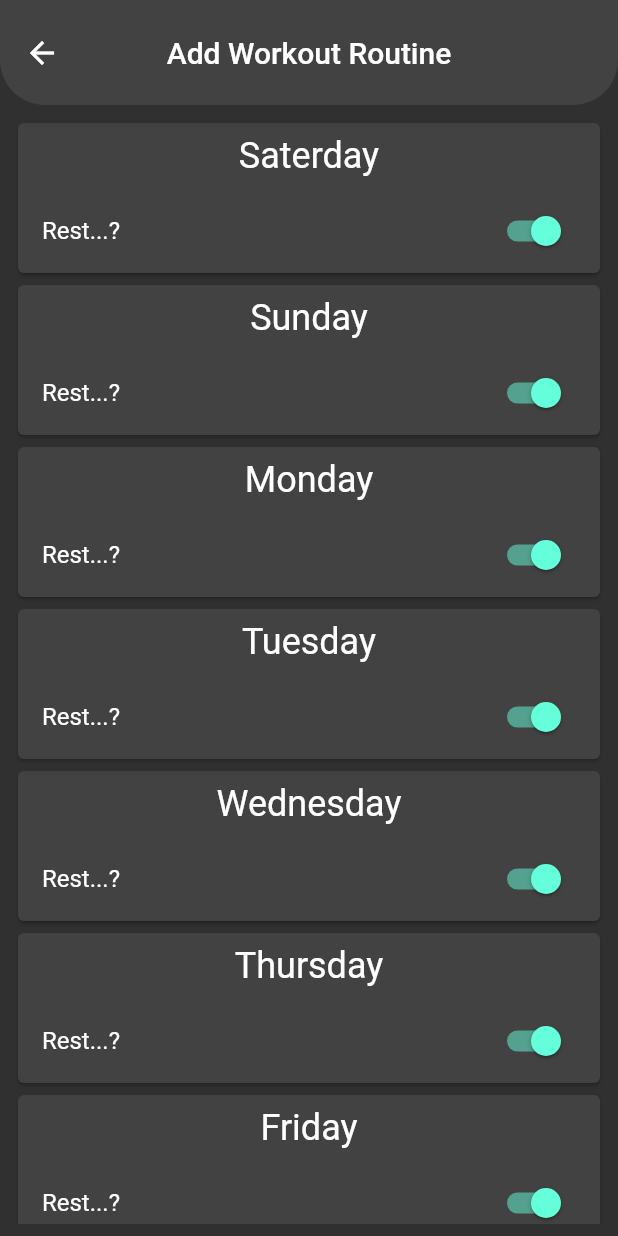
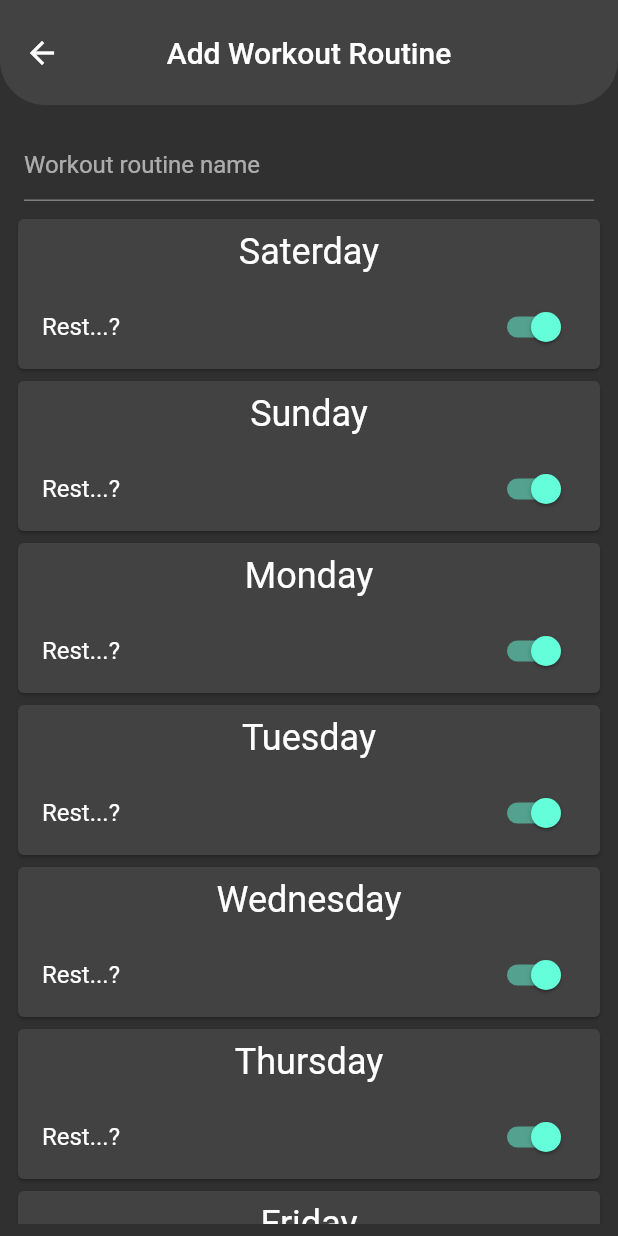
Before and after one commit to abdelazizrashed/Workout-Routine, a Flutter app: the screen it shows after launch, after a tap on the "add" icon, on a phone screen of 412 x 824 dp. Run offline on Flutter 3.47's test engine with Material 2 defaults, Android fonts, the light colour scheme and no system bars; our stand-ins replace bloc, equatable, file_picker, flutter_bloc; missing offline and left inert: localstore.

Commit message:
Add data retrieval functionality remain ui

```diff
--- a/lib/features/workout_routine/bloc/routine/routine_bloc.dart
+++ b/lib/features/workout_routine/bloc/routine/routine_bloc.dart
@@ -13,10 +13,8 @@ class RoutineBloc extends Bloc<RoutineEvent, RoutineState> {
   late RoutineServices routineServices;
   RoutineBloc() : super(RoutineIdle()) {
     routineServices = RoutineServices();
-    // on<RoutineEvent>((event, emit) {
-    //   // TODO: implement event handler
-    // });
     on<SaveRoutineInLocalDBEvent>(_onSaveRoutineInLocalDBEvent);
+    on<GetRoutinesFromLocalDB>(_onGetRoutinesFromLocalDB);
   }
 
   FutureOr<void> _onSaveRoutineInLocalDBEvent(
@@ -24,7 +22,14 @@ class RoutineBloc extends Bloc<RoutineEvent, RoutineState> {
     Emitter<RoutineState> emit,
   ) async {
     emit(RoutineLoading());
-    await routineServices.saveRoutineInLocalDB(event.routine);
-    emit(const RoutineSetSuccess());
+    var routines = await routineServices.saveRoutineInLocalDB(event.routine);
+    emit(RoutinesLoaded(routines));
+  }
+
+  Future<FutureOr<void>> _onGetRoutinesFromLocalDB(
+      GetRoutinesFromLocalDB event, Emitter<RoutineState> emit) async {
+    emit(RoutineLoading());
+    var routines = await routineServices.getRoutines();
+    emit(RoutinesLoaded(routines));
   }
 }
--- a/lib/features/workout_routine/bloc/routine/routine_event.dart
+++ b/lib/features/workout_routine/bloc/routine/routine_event.dart
@@ -16,3 +16,10 @@ class SaveRoutineInLocalDBEvent extends RoutineEvent {
   @override
   List<Object?> get props => [routine];
 }
+
+class GetRoutinesFromLocalDB extends RoutineEvent {
+  const GetRoutinesFromLocalDB();
+
+  @override
+  List<Object?> get props => [];
+}
--- a/lib/features/workout_routine/bloc/routine/routine_state.dart
+++ b/lib/features/workout_routine/bloc/routine/routine_state.dart
@@ -14,15 +14,15 @@ class RoutineIdle extends RoutineState {}
 
 class RoutineFailure extends RoutineState {}
 
-class RoutineSetSuccess extends RoutineState {
-  const RoutineSetSuccess();
-  @override
-  List<Object> get props => [];
-}
+// class RoutineSetSuccess extends RoutineState {
+//   const RoutineSetSuccess();
+//   @override
+//   List<Object> get props => [];
+// }
 
-class RoutineGetSuccess extends RoutineState {
+class RoutinesLoaded extends RoutineState {
   final List<RoutineModel> routines;
-  const RoutineGetSuccess(this.routines);
+  const RoutinesLoaded(this.routines);
   @override
   List<Object> get props => [routines];
 }
--- a/lib/features/workout_routine/models/routine_model.dart
+++ b/lib/features/workout_routine/models/routine_model.dart
@@ -2,6 +2,7 @@ import 'package:workout_routine/features/workout_routine/models/models.dart';
 
 class RoutineModel {
   final String name;
+  final String id;
   final DayModel sat;
   final DayModel sun;
   final DayModel mon;
@@ -10,27 +11,29 @@ class RoutineModel {
   final DayModel thu;
   final DayModel fri;
 
-  RoutineModel(
-    this.name,
-    this.sat,
-    this.sun,
-    this.mon,
-    this.tue,
-    this.wed,
-    this.thu,
-    this.fri,
-  );
+  RoutineModel({
+    required this.name,
+    required this.sat,
+    required this.sun,
+    required this.mon,
+    required this.tue,
+    required this.wed,
+    required this.thu,
+    required this.fri,
+    this.id = "",
+  });
 
   static RoutineModel fromJson(Map<String, dynamic> json) {
     return RoutineModel(
-      json["name"],
-      json["sat"],
-      json["sun"],
-      json["mon"],
-      json["tue"],
-      json["wed"],
-      json["thu"],
-      json["fri"],
+      name: json["name"],
+      sat: DayModel.fromJson(json["sat"]),
+      sun: DayModel.fromJson(json["sun"]),
+      mon: DayModel.fromJson(json["mon"]),
+      tue: DayModel.fromJson(json["tue"]),
+      wed: DayModel.fromJson(json["wed"]),
+      thu: DayModel.fromJson(json["thu"]),
+      fri: DayModel.fromJson(json["fri"]),
+      id: json["id"],
     );
   }
 
--- a/lib/features/workout_routine/services/routine_services.dart
+++ b/lib/features/workout_routine/services/routine_services.dart
@@ -4,12 +4,28 @@ import 'package:workout_routine/features/workout_routine/models/models.dart';
 class RoutineServices {
   final db = Localstore.instance;
 
-  Future<void> saveRoutineInLocalDB(RoutineModel routine) async {
+  Future<List<RoutineModel>> saveRoutineInLocalDB(RoutineModel routine) async {
     var json = routine.toJson();
 
     //Getnew id
     final id = db.collection('Routines').doc().id;
     // save the item
     await db.collection('Routines').doc(id).set(json);
+    return await getRoutines();
+  }
+
+  Future<List<RoutineModel>> getRoutines() async {
+    final db = Localstore.instance;
+    var routinesJson = await db.collection('Routines').get();
+    List<RoutineModel> routines = [];
+    routinesJson?.forEach(
+      (key, value) {
+        var id = key.replaceAll("\\Routines\\", "");
+        value["id"] = id;
+        routines.add(RoutineModel.fromJson(value));
+      },
+    );
+    routines.sort(((a, b) => a.name.compareTo(b.name)));
+    return routines;
   }
 }
--- a/lib/features/workout_routine/ui/pages/add_routine_page.dart
+++ b/lib/features/workout_routine/ui/pages/add_routine_page.dart
@@ -1,6 +1,9 @@
 import 'package:flutter/material.dart';
-import 'package:workout_routine/features/workout_routine/models/day_card_controller.dart';
+import 'package:flutter_bloc/flutter_bloc.dart';
+import 'package:workout_routine/features/workout_routine/models/models.dart';
 import 'package:workout_routine/features/workout_routine/ui/widgets/widgets.dart';
+
+import '../../bloc/blocs.dart';
 
 class AddRoutinePage extends StatefulWidget {
   const AddRoutinePage({Key? key}) : super(key: key);
@@ -16,6 +19,7 @@ class _AddRoutinePageState extends State<AddRoutinePage>
     super.initState();
   }
 
+  TextEditingController nameController = TextEditingController();
   DayCardController satController = DayCardController();
   DayCardController sunController = DayCardController();
   DayCardController monController = DayCardController();
@@ -38,10 +42,31 @@ class _AddRoutinePageState extends State<AddRoutinePage>
         elevation: 0,
         title: const Text("Add Workout Routine"),
       ),
-      body: Padding(
+      body: BlocConsumer<RoutineBloc, RoutineState>(
+        listener: ((context, state) {
+          if (state is RoutinesLoaded) {
+            Navigator.of(context).pop();
+          }
+        }),
+        builder: (context, state) {
+          if (state is RoutineLoading) {
+            return const Center(
+              child: CircularProgressIndicator(),
+            );
+          }
+          return Padding(
             padding: const EdgeInsets.all(8.0),
             child: ListView(
               children: [
+                Padding(
+                  padding: const EdgeInsets.all(8.0),
+                  child: TextField(
+                    controller: nameController,
+                    decoration: const InputDecoration(
+                      hintText: "Workout routine name",
+                    ),
+                  ),
+                ),
                 DayCard(dayCardController: satController, day: "Saterday"),
                 DayCard(dayCardController: sunController, day: "Sunday"),
                 DayCard(dayCardController: monController, day: "Monday"),
@@ -53,13 +78,27 @@ class _AddRoutinePageState extends State<AddRoutinePage>
                   padding: const EdgeInsets.all(20),
                   child: OutlinedButton(
                     onPressed: () {
-                  //TODO: TRIGGER SAVE  EVENT HERE
+                      var routine = RoutineModel(
+                        name:nameController.text,
+                        sat:satController.toDayModel(),
+                        sun:sunController.toDayModel(),
+                        mon:monController.toDayModel(),
+                        tue:tueController.toDayModel(),
+                        wed:wedController.toDayModel(),
+                        thu:thuController.toDayModel(),
+                        fri:friController.toDayModel(),
+                      );
+                      BlocProvider.of<RoutineBloc>(context).add(
+                        SaveRoutineInLocalDBEvent(routine),
+                      );
                     },
                     child: const Text("Save"),
                   ),
                 ),
               ],
             ),
+          );
+        },
       ),
     );
   }
--- a/lib/features/workout_routine/ui/pages/routines_page.dart
+++ b/lib/features/workout_routine/ui/pages/routines_page.dart
@@ -1,14 +1,34 @@
 import 'package:flutter/material.dart';
+import 'package:flutter_bloc/flutter_bloc.dart';
+import 'package:workout_routine/features/workout_routine/bloc/blocs.dart';
 
 class RoutinesPage extends StatelessWidget {
   const RoutinesPage({Key? key}) : super(key: key);
 
   @override
   Widget build(BuildContext context) {
-    return const Center(
-      child: Text(
-        "Routines page",
-      ),
+    BlocProvider.of<RoutineBloc>(context).add(const GetRoutinesFromLocalDB());
+    return BlocBuilder<RoutineBloc, RoutineState>(
+      builder: (context, state) {
+        if (state is RoutineLoading) {
+          return const Center(
+            child: CircularProgressIndicator(),
+          );
+        }
+        if (state is RoutinesLoaded) {
+          return ListView.builder(
+            itemCount: state.routines.length,
+            itemBuilder: (context, index) {
+              return Text(state.routines[index].name);
+            },
+          );
+        }
+        return const Center(
+          child: Text(
+            "No Routines found",
+          ),
+        );
+      },
     );
   }
 }
--- a/lib/main.dart
+++ b/lib/main.dart
@@ -16,7 +16,7 @@ class MyApp extends StatelessWidget {
   @override
   Widget build(BuildContext context) {
     return BlocProvider(
-      create: (context) => RoutineBloc(),
+      create: (context) => RoutineBloc()..add(const GetRoutinesFromLocalDB()),
       child: MaterialApp(
         title: 'Workout Routine',
         theme: ThemeData.dark(),
```
Also changed, not shown: lib/features/workout_routine/models/day_model.dart (+7 -3 lines). Lines whose indentation alone changed are shown as unchanged.
